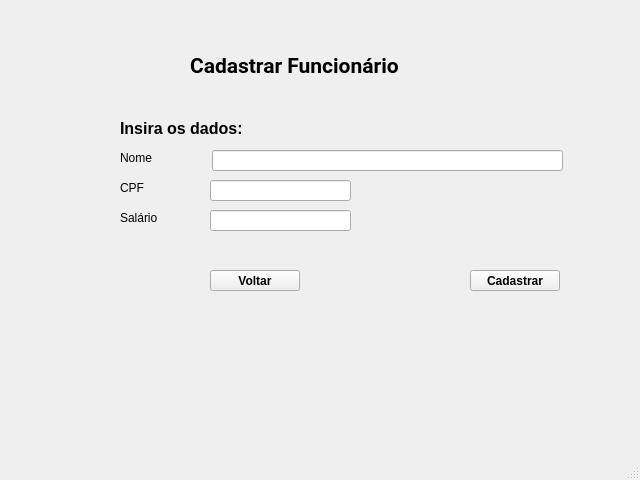
Before: the Qt Designer form Qt-designer/tela_cadastro_funcionario.ui in virgilio09/Controle-de-estoque, drawn with Qt 5.
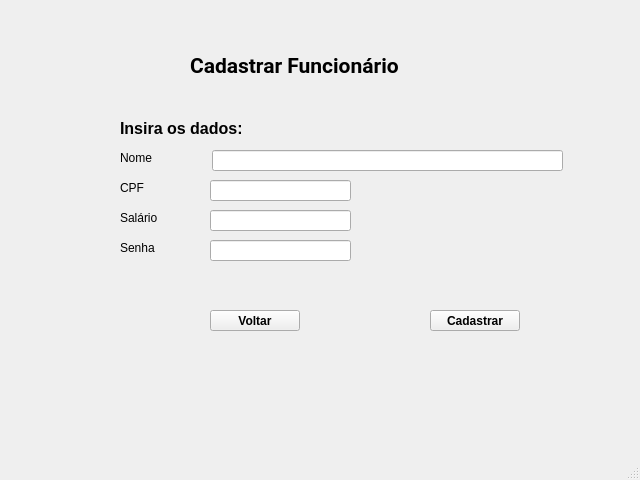
After: the same form once the commit is applied.

What changed in the file:
```diff
--- a/Qt-designer/tela_cadastro_funcionario.ui
+++ b/Qt-designer/tela_cadastro_funcionario.ui
@@ -127,8 +127,8 @@
    <widget class="QPushButton" name="pushButton">
     <property name="geometry">
      <rect>
-      <x>470</x>
-      <y>270</y>
+      <x>430</x>
+      <y>310</y>
       <width>90</width>
       <height>21</height>
      </rect>
@@ -147,7 +147,7 @@
     <property name="geometry">
      <rect>
       <x>210</x>
-      <y>270</y>
+      <y>310</y>
       <width>90</width>
       <height>21</height>
      </rect>
@@ -162,6 +162,29 @@
      <string>Voltar</string>
     </property>
    </widget>
+   <widget class="QLineEdit" name="lineEdit_4">
+    <property name="geometry">
+     <rect>
+      <x>210</x>
+      <y>240</y>
+      <width>141</width>
+      <height>21</height>
+     </rect>
+    </property>
+   </widget>
+   <widget class="QLabel" name="label_6">
+    <property name="geometry">
+     <rect>
+      <x>120</x>
+      <y>240</y>
+      <width>58</width>
+      <height>16</height>
+     </rect>
+    </property>
+    <property name="text">
+     <string>Senha</string>
+    </property>
+   </widget>
   </widget>
   <widget class="QStatusBar" name="statusbar"/>
  </widget>
```
